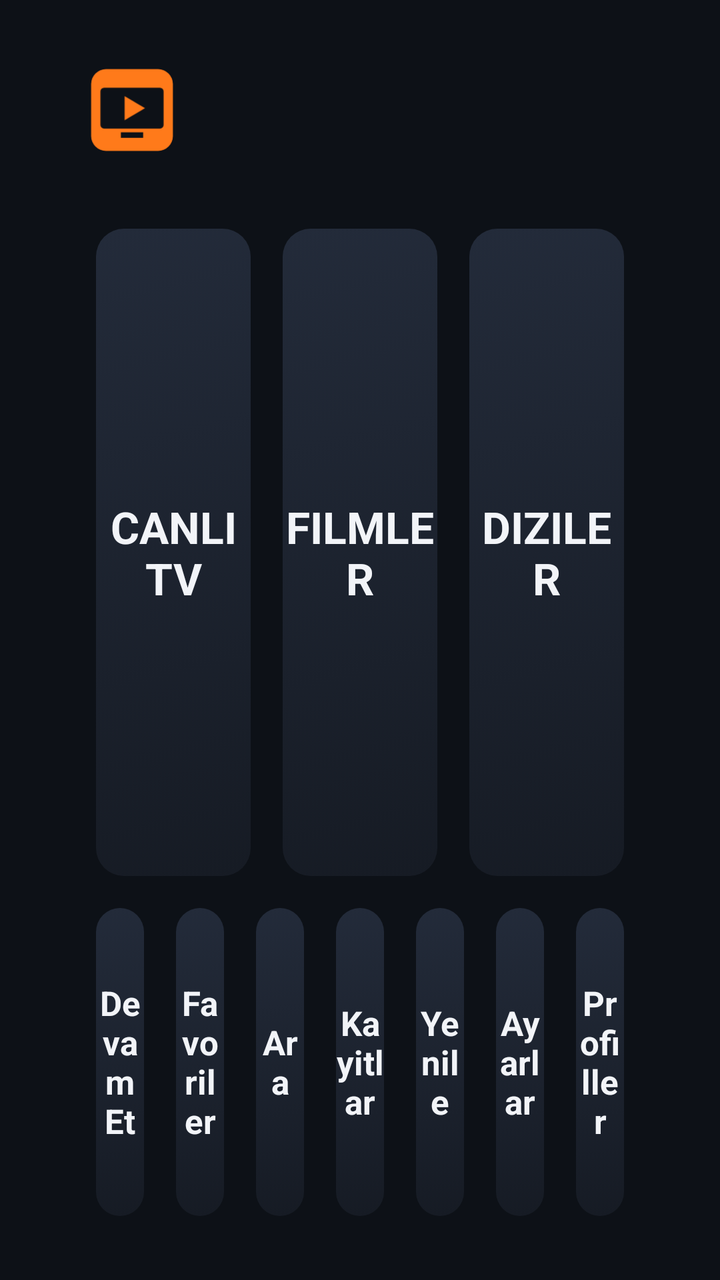
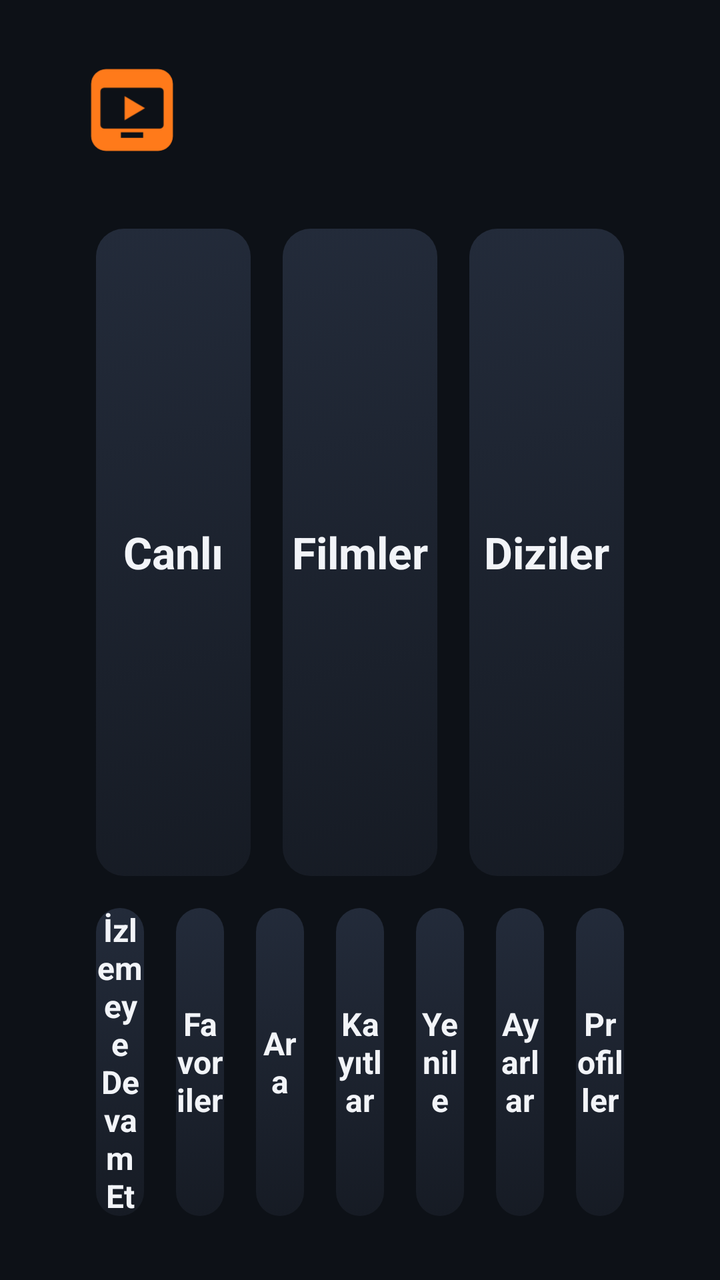

Screens rendered from an Android XML layout before and after an edit, with the pre-edit source and the edit as a unified diff.
<!-- AndroidManifest.xml: application theme AppTheme -->
<!-- res/layout/activity_home.xml -->
<?xml version="1.0" encoding="utf-8"?>
<LinearLayout xmlns:android="http://schemas.android.com/apk/res/android"
    android:layout_width="match_parent"
    android:layout_height="match_parent"
    android:orientation="vertical"
    android:paddingBottom="24dp"
    android:paddingLeft="40dp"
    android:paddingRight="40dp"
    android:paddingTop="24dp">

    <LinearLayout
        android:layout_width="match_parent"
        android:layout_height="wrap_content"
        android:gravity="center_vertical"
        android:orientation="horizontal">

        <ImageView
            android:layout_width="150dp"
            android:layout_height="52dp"
            android:scaleType="fitStart"
            android:src="@drawable/logo_text" />

        <LinearLayout
            android:layout_width="0dp"
            android:layout_height="wrap_content"
            android:layout_marginLeft="12dp"
            android:layout_weight="1"
            android:orientation="vertical">

            <TextView
                android:id="@+id/profile"
                android:layout_width="wrap_content"
                android:layout_height="wrap_content"
                android:textColor="@color/text"
                android:textSize="20sp"
                android:textStyle="bold" />

            <TextView
                android:id="@+id/account"
                android:layout_width="wrap_content"
                android:layout_height="wrap_content"
                android:textColor="@color/text2"
                android:textSize="13sp" />

            <TextView
                android:id="@+id/webInfo"
                android:layout_width="wrap_content"
                android:layout_height="wrap_content"
                android:textColor="@color/accent"
                android:textSize="13sp" />
        </LinearLayout>

        <TextView
            android:id="@+id/clock"
            android:layout_width="wrap_content"
            android:layout_height="wrap_content"
            android:gravity="right"
            android:textColor="@color/text"
            android:textSize="22sp" />
    </LinearLayout>

    <LinearLayout
        android:layout_width="match_parent"
        android:layout_height="0dp"
        android:layout_marginTop="20dp"
        android:layout_weight="2"
        android:orientation="horizontal">

        <Button android:id="@+id/tLive" style="@style/Tile" android:text="CANLI TV" android:nextFocusUp="@+id/tLive" />
        <Button android:id="@+id/tMovies" style="@style/Tile" android:text="FILMLER" android:nextFocusUp="@+id/tMovies" />
        <Button android:id="@+id/tSeries" style="@style/Tile" android:text="DIZILER" android:nextFocusUp="@+id/tSeries" />
    </LinearLayout>

    <LinearLayout
        android:layout_width="match_parent"
        android:layout_height="0dp"
        android:layout_weight="1"
        android:orientation="horizontal">

        <Button android:id="@+id/tContinue" style="@style/Tile" android:text="Devam Et" android:textSize="17sp" />
        <Button android:id="@+id/tFav" style="@style/Tile" android:text="Favoriler" android:textSize="17sp" />
        <Button android:id="@+id/tSearch" style="@style/Tile" android:text="Ara" android:textSize="17sp" />
        <Button android:id="@+id/tRec" style="@style/Tile" android:text="Kayitlar" android:textSize="17sp" />
        <Button android:id="@+id/tRefresh" style="@style/Tile" android:text="Yenile" android:textSize="17sp" />
        <Button android:id="@+id/tSettings" style="@style/Tile" android:text="Ayarlar" android:textSize="17sp" />
        <Button android:id="@+id/tProfiles" style="@style/Tile" android:text="Profiller" android:textSize="17sp" />
    </LinearLayout>
</LinearLayout>
<!-- resources referenced by this layout -->
<resources>
  <color name="accent">#FFFF7A1A</color>
  <color name="text">#FFF2F4F8</color>
  <color name="text2">#FF9AA4B5</color>
  <!-- drawable logo_text (drawable) -->
  <?xml version="1.0" encoding="utf-8"?>
  <inset xmlns:android="http://schemas.android.com/apk/res/android"
      android:drawable="@drawable/ic_launcher"
      android:inset="4dp" />
  <style name="Tile">
          <item name="android:layout_width">0dp</item>
          <item name="android:layout_height">match_parent</item>
          <item name="android:layout_weight">1</item>
          <item name="android:layout_margin">8dp</item>
          <item name="android:background">@drawable/tile_bg</item>
          <item name="android:textColor">@color/text</item>
          <item name="android:textSize">22sp</item>
          <item name="android:textStyle">bold</item>
          <item name="android:gravity">center</item>
          <item name="android:focusable">true</item>
          <item name="android:drawablePadding">10dp</item>
      </style>
  <style name="AppTheme" parent="@android:style/Theme.Holo.NoActionBar.Fullscreen">
          <item name="android:windowBackground">@color/bg</item>
          <item name="android:textColor">@color/text</item>
          <item name="android:textColorPrimary">@color/text</item>
          <item name="android:textColorSecondary">@color/text2</item>
          <item name="android:colorBackground">@color/bg</item>
          <item name="android:windowContentOverlay">@null</item>
      </style>
  <!-- drawable ic_launcher (drawable) -->
  <?xml version="1.0" encoding="utf-8"?>
  <vector xmlns:android="http://schemas.android.com/apk/res/android"
      android:width="48dp" android:height="48dp"
      android:viewportWidth="48" android:viewportHeight="48">
      <path android:fillColor="#FFFF7A1A"
          android:pathData="M10,2h28a8,8 0 0 1 8,8v28a8,8 0 0 1 -8,8h-28a8,8 0 0 1 -8,-8v-28a8,8 0 0 1 8,-8z" />
      <path android:fillColor="#FF0D1117"
          android:pathData="M9,12h30a2,2 0 0 1 2,2v18a2,2 0 0 1 -2,2h-30a2,2 0 0 1 -2,-2v-18a2,2 0 0 1 2,-2z" />
      <path android:fillColor="#FFFF7A1A" android:pathData="M20,16.5L31,23L20,29.5z" />
      <path android:fillColor="#FF0D1117" android:pathData="M18,36h12v3h-12z" />
  </vector>
  <!-- drawable tile_bg (drawable) -->
  <?xml version="1.0" encoding="utf-8"?>
  <selector xmlns:android="http://schemas.android.com/apk/res/android">
      <item android:state_pressed="true">
          <shape><solid android:color="@color/accent" /><corners android:radius="14dp" /></shape>
      </item>
      <item android:state_focused="true">
          <shape>
              <gradient android:angle="315" android:startColor="#FFFF7A1A" android:endColor="#FFB8460A" />
              <stroke android:width="3dp" android:color="#FFFFFFFF" />
              <corners android:radius="14dp" />
          </shape>
      </item>
      <item>
          <shape>
              <gradient android:angle="315" android:startColor="#FF232B3A" android:endColor="#FF161B24" />
              <corners android:radius="14dp" />
          </shape>
      </item>
  </selector>
  <color name="bg">#FF0D1117</color>
</resources>

<!-- the commit's change to res/layout/activity_home.xml (unified diff, before → after) -->
@@ -50,13 +50,28 @@
                 android:textSize="13sp" />
         </LinearLayout>
 
-        <TextView
-            android:id="@+id/clock"
+        <LinearLayout
             android:layout_width="wrap_content"
             android:layout_height="wrap_content"
             android:gravity="right"
-            android:textColor="@color/text"
-            android:textSize="22sp" />
+            android:orientation="vertical">
+
+            <TextView
+                android:id="@+id/clock"
+                android:layout_width="wrap_content"
+                android:layout_height="wrap_content"
+                android:gravity="right"
+                android:textColor="@color/text"
+                android:textSize="22sp" />
+
+            <TextView
+                android:id="@+id/refreshInfo"
+                android:layout_width="wrap_content"
+                android:layout_height="wrap_content"
+                android:gravity="right"
+                android:textColor="@color/text2"
+                android:textSize="12sp" />
+        </LinearLayout>
     </LinearLayout>
 
     <LinearLayout
@@ -66,9 +81,9 @@
         android:layout_weight="2"
         android:orientation="horizontal">
 
-        <Button android:id="@+id/tLive" style="@style/Tile" android:text="CANLI TV" android:nextFocusUp="@+id/tLive" />
-        <Button android:id="@+id/tMovies" style="@style/Tile" android:text="FILMLER" android:nextFocusUp="@+id/tMovies" />
-        <Button android:id="@+id/tSeries" style="@style/Tile" android:text="DIZILER" android:nextFocusUp="@+id/tSeries" />
+        <Button android:id="@+id/tLive" style="@style/Tile" android:text="@string/tile_live" android:nextFocusUp="@+id/tLive" />
+        <Button android:id="@+id/tMovies" style="@style/Tile" android:text="@string/tile_movies" android:nextFocusUp="@+id/tMovies" />
+        <Button android:id="@+id/tSeries" style="@style/Tile" android:text="@string/tile_series" android:nextFocusUp="@+id/tSeries" />
     </LinearLayout>
 
     <LinearLayout
@@ -77,12 +92,12 @@
         android:layout_weight="1"
         android:orientation="horizontal">
 
-        <Button android:id="@+id/tContinue" style="@style/Tile" android:text="Devam Et" android:textSize="17sp" />
-        <Button android:id="@+id/tFav" style="@style/Tile" android:text="Favoriler" android:textSize="17sp" />
-        <Button android:id="@+id/tSearch" style="@style/Tile" android:text="Ara" android:textSize="17sp" />
-        <Button android:id="@+id/tRec" style="@style/Tile" android:text="Kayitlar" android:textSize="17sp" />
-        <Button android:id="@+id/tRefresh" style="@style/Tile" android:text="Yenile" android:textSize="17sp" />
-        <Button android:id="@+id/tSettings" style="@style/Tile" android:text="Ayarlar" android:textSize="17sp" />
-        <Button android:id="@+id/tProfiles" style="@style/Tile" android:text="Profiller" android:textSize="17sp" />
+        <Button android:id="@+id/tContinue" style="@style/Tile" android:text="@string/continue_watching" android:textSize="16sp" />
+        <Button android:id="@+id/tFav" style="@style/Tile" android:text="@string/favorites" android:textSize="16sp" />
+        <Button android:id="@+id/tSearch" style="@style/Tile" android:text="@string/search" android:textSize="16sp" />
+        <Button android:id="@+id/tRec" style="@style/Tile" android:text="@string/recordings" android:textSize="16sp" />
+        <Button android:id="@+id/tRefresh" style="@style/Tile" android:text="@string/refresh" android:textSize="16sp" />
+        <Button android:id="@+id/tSettings" style="@style/Tile" android:text="@string/settings" android:textSize="16sp" />
+        <Button android:id="@+id/tProfiles" style="@style/Tile" android:text="@string/profiles" android:textSize="16sp" />
     </LinearLayout>
 </LinearLayout>
<!-- resource entries referenced after the edit -->
@@ -8,6 +8,16 @@
   <inset xmlns:android="http://schemas.android.com/apk/res/android"
       android:drawable="@drawable/ic_launcher"
       android:inset="4dp" />
+  <string name="continue_watching">İzlemeye Devam Et</string>
+  <string name="favorites">Favoriler</string>
+  <string name="profiles">Profiller</string>
+  <string name="recordings">Kayıtlar</string>
+  <string name="refresh">Yenile</string>
+  <string name="search">Ara</string>
+  <string name="settings">Ayarlar</string>
+  <string name="tile_live">Canlı</string>
+  <string name="tile_movies">Filmler</string>
+  <string name="tile_series">Diziler</string>
   <style name="Tile">
           <item name="android:layout_width">0dp</item>
           <item name="android:layout_height">match_parent</item>
